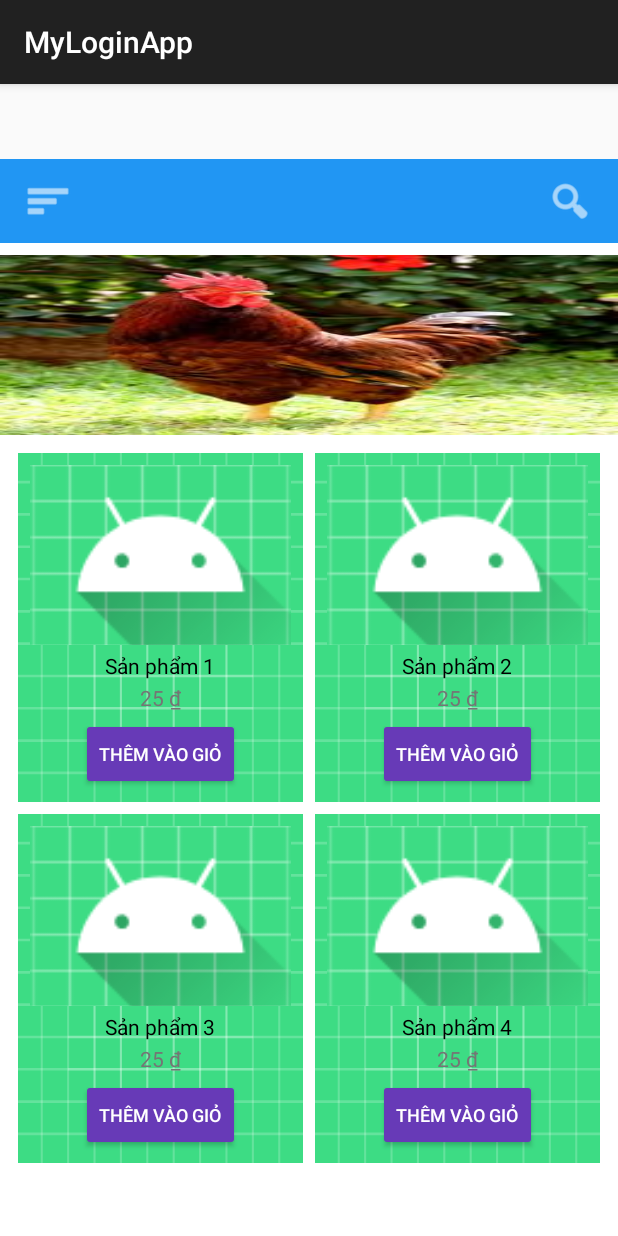
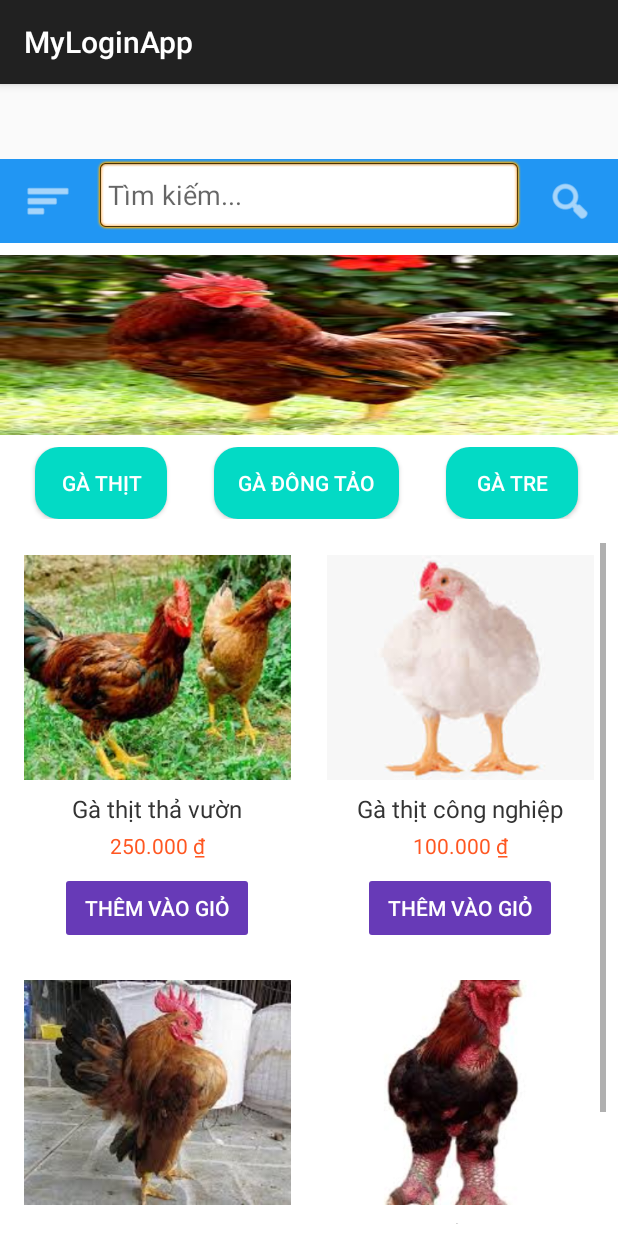
Before and after one commit to HaVuDong/Ha-Vu-Dong, an Android app: the MainActivity screen opened directly, with no data from a screen before it, on a phone screen of 412 x 824 dp. Run offline under Robolectric (Android 15) with nearby library versions, the phone set to English and light mode, and no system bars.

Commit message:
them category va cac san pham

```diff
--- a/app/src/main/java/com/havudong/havudong/CustomAdapter.java
+++ b/app/src/main/java/com/havudong/havudong/CustomAdapter.java
@@ -41,7 +41,7 @@ public class CustomAdapter extends BaseAdapter {
             convertView = LayoutInflater.from(context).inflate(R.layout.list_item_custom, parent, false);
         }
 
-        ImageView icon = convertView.findViewById(R.id.itemIcon);
+        ImageView icon = convertView.findViewById(R.id.itemImg);
         TextView name = convertView.findViewById(R.id.itemName);
 
         icon.setImageResource(icons[position]);
--- a/app/src/main/java/com/havudong/havudong/MainActivity.java
+++ b/app/src/main/java/com/havudong/havudong/MainActivity.java
@@ -8,16 +8,17 @@ import android.widget.*;
 import androidx.appcompat.app.AppCompatActivity;
 import androidx.core.view.GravityCompat;
 import androidx.drawerlayout.widget.DrawerLayout;
-import androidx.recyclerview.widget.GridLayoutManager;
-import androidx.recyclerview.widget.RecyclerView;
 
 import com.google.android.material.navigation.NavigationView;
 import com.havudong.havudong.Api.ApiClient;
 import com.havudong.havudong.Api.ApiService;
+import com.havudong.havudong.Model.Product;
 import com.havudong.havudong.Model.User;
 import com.havudong.havudong.User.ChangePassActivity;
 import com.havudong.havudong.User.UserInfoActivity;
+import com.havudong.havudong.Adapter.ProductAdapter;
 
+import java.util.ArrayList;
 import java.util.List;
 
 import retrofit2.Call;
@@ -29,10 +30,9 @@ public class MainActivity extends AppCompatActivity {
     DrawerLayout drawerLayout;
     NavigationView navigationView;
     ImageButton btnMenu, btnSearchIcon;
-    LinearLayout searchBar;
     EditText etSearch;
-    Button btnSearch;
     TextView tvNavUsername;
+    GridView gridView;
 
     ApiService apiService;
     String username;
@@ -47,10 +47,8 @@ public class MainActivity extends AppCompatActivity {
         navigationView = findViewById(R.id.navigationView);
         btnMenu = findViewById(R.id.btnMenu);
         btnSearchIcon = findViewById(R.id.btnSearchIcon);
-        searchBar = findViewById(R.id.searchBar);
         etSearch = findViewById(R.id.etSearch);
-        btnSearch = findViewById(R.id.btnSearch);
-        RecyclerView recyclerView = findViewById(R.id.recyclerView);
+        gridView = findViewById(R.id.gridView);
 
         // Header NavigationView
         View headerView = navigationView.getHeaderView(0);
@@ -85,12 +83,8 @@ public class MainActivity extends AppCompatActivity {
             return true;
         });
 
-        // Hiện/ẩn search bar
-        btnSearchIcon.setOnClickListener(v ->
-                searchBar.setVisibility(searchBar.getVisibility() == View.GONE ? View.VISIBLE : View.GONE)
-        );
-
-        btnSearch.setOnClickListener(v -> {
+        // Sự kiện tìm kiếm (nếu muốn)
+        btnSearchIcon.setOnClickListener(v -> {
             String keyword = etSearch.getText().toString().trim();
             if (!keyword.isEmpty()) {
                 Toast.makeText(MainActivity.this, "Tìm kiếm: " + keyword, Toast.LENGTH_SHORT).show();
@@ -100,17 +94,20 @@ public class MainActivity extends AppCompatActivity {
         });
 
         // Dữ liệu mẫu
-        String[] items = {"Sản phẩm 1", "Sản phẩm 2", "Sản phẩm 3", "Sản phẩm 4"};
-        int[] icons = {R.mipmap.ic_launcher, R.mipmap.ic_launcher, R.mipmap.ic_launcher, R.mipmap.ic_launcher};
+        List<Product> products = new ArrayList<>();
+        products.add(new Product("Gà thịt thả vườn", "250.000 ₫", R.drawable.img_4));
+        products.add(new Product("Gà thịt công nghiệp", "100.000 ₫", R.drawable.img_2));
+        products.add(new Product("Gà tre thái", "400.000 ₫", R.drawable.img_3));
+        products.add(new Product("Đông tảo loại 1", "350.000 ₫", R.drawable.img_1));
 
-        // Adapter RecyclerView
-        ProductAdapter adapter = new ProductAdapter(this, items, icons, position -> {
-            Toast.makeText(MainActivity.this, "Bạn chọn: " + items[position], Toast.LENGTH_SHORT).show();
-        });
+        // Gắn adapter custom
+        ProductAdapter adapter = new ProductAdapter(this, products);
+        gridView.setAdapter(adapter);
 
-        recyclerView.setHasFixedSize(true);
-        recyclerView.setLayoutManager(new GridLayoutManager(this, 2)); // 2 cột
-        recyclerView.setAdapter(adapter);
+        // Click item ListView nếu muốn
+        gridView.setOnItemClickListener((parent, view, position, id) ->
+                Toast.makeText(MainActivity.this, "Bạn chọn: " + products.get(position).getName(), Toast.LENGTH_SHORT).show()
+        );
     }
 
     private void loadUserFromApi(String username) {
--- /dev/null
+++ b/app/src/main/java/com/havudong/havudong/Model/Product.java
@@ -0,0 +1,17 @@
+package com.havudong.havudong.Model;
+
+public class Product {
+    private final String name;
+    private final String price;
+    private final int imageResId;
+
+    public Product(String name, String price, int imageResId) {
+        this.name = name;
+        this.price = price;
+        this.imageResId = imageResId;
+    }
+
+    public String getName() { return name; }
+    public String getPrice() { return price; }
+    public int getImageResId() { return imageResId; }
+}
--- a/app/src/main/java/com/havudong/havudong/ProductAdapter.java
+++ b/app/src/main/java/com/havudong/havudong/ProductAdapter.java
@@ -1,63 +1,71 @@
-package com.havudong.havudong;
+package com.havudong.havudong.Adapter;
 
 import android.content.Context;
 import android.view.LayoutInflater;
 import android.view.View;
 import android.view.ViewGroup;
-import android.widget.ImageView;
-import android.widget.TextView;
+import android.widget.*;
+import com.havudong.havudong.R;
+import com.havudong.havudong.Model.Product;
 
-import androidx.annotation.NonNull;
-import androidx.recyclerview.widget.RecyclerView;
+import java.util.List;
 
-public class ProductAdapter extends RecyclerView.Adapter<ProductAdapter.ProductViewHolder> {
+public class ProductAdapter extends BaseAdapter {
 
     private Context context;
-    private String[] items;
-    private int[] icons;
-    private OnItemClickListener listener;
+    private List<Product> productList;
 
-    public interface OnItemClickListener {
-        void onItemClick(int position);
-    }
-
-    public ProductAdapter(Context context, String[] items, int[] icons, OnItemClickListener listener) {
+    public ProductAdapter(Context context, List<Product> productList) {
         this.context = context;
-        this.items = items;
-        this.icons = icons;
-        this.listener = listener;
-    }
-
-    @NonNull
-    @Override
-    public ProductViewHolder onCreateViewHolder(@NonNull ViewGroup parent, int viewType) {
-        View view = LayoutInflater.from(context).inflate(R.layout.list_item_custom, parent, false);
-        return new ProductViewHolder(view);
+        this.productList = productList;
     }
 
     @Override
-    public void onBindViewHolder(@NonNull ProductViewHolder holder, int position) {
-        holder.name.setText(items[position]);
-        holder.icon.setImageResource(icons[position]);
-
-        holder.itemView.setOnClickListener(v -> {
-            if (listener != null) listener.onItemClick(position);
-        });
+    public int getCount() {
+        return productList.size();
     }
 
     @Override
-    public int getItemCount() {
-        return items.length;
+    public Object getItem(int position) {
+        return productList.get(position);
     }
 
-    static class ProductViewHolder extends RecyclerView.ViewHolder {
-        ImageView icon;
-        TextView name;
+    @Override
+    public long getItemId(int position) {
+        return position;
+    }
 
-        public ProductViewHolder(@NonNull View itemView) {
-            super(itemView);
-            icon = itemView.findViewById(R.id.itemIcon);
-            name = itemView.findViewById(R.id.itemName);
+    @Override
+    public View getView(int position, View convertView, ViewGroup parent) {
+        ViewHolder holder;
+
+        if (convertView == null) {
+            convertView = LayoutInflater.from(context).inflate(R.layout.list_item_custom, parent, false);
+            holder = new ViewHolder();
+            holder.img = convertView.findViewById(R.id.itemImg);
+            holder.name = convertView.findViewById(R.id.itemName);
+            holder.price = convertView.findViewById(R.id.itemPrice);
+            holder.btnAdd = convertView.findViewById(R.id.btnAddCart);
+            convertView.setTag(holder);
+        } else {
+            holder = (ViewHolder) convertView.getTag();
         }
+
+        Product product = productList.get(position);
+        holder.img.setImageResource(product.getImageResId());
+        holder.name.setText(product.getName());
+        holder.price.setText(product.getPrice());
+
+        holder.btnAdd.setOnClickListener(v ->
+                Toast.makeText(context, product.getName() + " đã thêm vào giỏ", Toast.LENGTH_SHORT).show()
+        );
+
+        return convertView;
+    }
+
+    static class ViewHolder {
+        ImageView img;
+        TextView name, price;
+        Button btnAdd;
     }
 }
--- a/app/src/main/res/drawable/bg_searchbar.xml
+++ b/app/src/main/res/drawable/bg_searchbar.xml
@@ -1,5 +1,5 @@
 <shape xmlns:android="http://schemas.android.com/apk/res/android" android:shape="rectangle">
     <solid android:color="#FFFFFF" />
     <corners android:radius="24dp" />
-    <stroke android:color="#DDDDDD" android:width="1dp" />
+    <stroke android:color="#CCCCCC" android:width="1dp" />
 </shape>
--- /dev/null
+++ b/app/src/main/res/drawable/btn_category.xml
@@ -0,0 +1,16 @@
+<selector xmlns:android="http://schemas.android.com/apk/res/android">
+    <!-- Hiệu ứng khi bấm -->
+    <item android:state_pressed="true">
+        <shape android:shape="rectangle">
+            <solid android:color="#FF018786"/>
+            <corners android:radius="16dp"/>
+        </shape>
+    </item>
+    <!-- Nền mặc định -->
+    <item>
+        <shape android:shape="rectangle">
+            <solid android:color="#FF03DAC5"/>
+            <corners android:radius="16dp"/>
+        </shape>
+    </item>
+</selector>
--- a/app/src/main/res/layout/activity_main.xml
+++ b/app/src/main/res/layout/activity_main.xml
@@ -6,14 +6,13 @@
     android:layout_height="match_parent"
     tools:context=".MainActivity">
 
-    <!-- Nội dung chính -->
     <RelativeLayout
         android:layout_width="match_parent"
         android:layout_height="match_parent"
         android:background="#FFFFFF"
         android:layout_marginTop="50dp">
 
-        <!-- Thanh trên cùng -->
+        <!-- Thanh trên cùng + tìm kiếm -->
         <RelativeLayout
             android:id="@+id/topBar"
             android:layout_width="match_parent"
@@ -21,7 +20,6 @@
             android:background="#2196F3"
             android:paddingHorizontal="8dp">
 
-            <!-- Icon Menu -->
             <ImageButton
                 android:id="@+id/btnMenu"
                 android:layout_width="48dp"
@@ -29,12 +27,21 @@
                 android:layout_centerVertical="true"
                 android:background="?attr/selectableItemBackgroundBorderless"
                 android:src="@android:drawable/ic_menu_sort_by_size"
-                android:scaleType="centerInside"
-                android:contentDescription="Menu"
-                android:tint="#FFFFFF"
-                tools:ignore="UseAppTint" />
+                app:tint="#FFFFFF" />
 
-            <!-- Icon Search -->
+            <EditText
+                android:id="@+id/etSearch"
+                android:layout_width="0dp"
+                android:layout_height="48dp"
+                android:layout_marginStart="8dp"
+                android:layout_marginEnd="8dp"
+                android:layout_toStartOf="@id/btnSearchIcon"
+                android:layout_toEndOf="@id/btnMenu"
+                android:background="@android:drawable/editbox_background"
+                android:hint="Tìm kiếm..."
+                android:inputType="text"
+                android:padding="8dp" />
+
             <ImageButton
                 android:id="@+id/btnSearchIcon"
                 android:layout_width="48dp"
@@ -43,63 +50,88 @@
                 android:layout_centerVertical="true"
                 android:background="?attr/selectableItemBackgroundBorderless"
                 android:src="@android:drawable/ic_menu_search"
-                android:scaleType="centerInside"
-                android:contentDescription="Search"
-                android:tint="#FFFFFF"
-                tools:ignore="UseAppTint" />
+                app:tint="#FFFFFF" />
         </RelativeLayout>
 
-        <!-- Thanh tìm kiếm (ẩn mặc định) -->
-        <LinearLayout
-            android:id="@+id/searchBar"
-            android:layout_width="match_parent"
-            android:layout_height="56dp"
-            android:orientation="horizontal"
-            android:layout_below="@id/topBar"
-            android:paddingHorizontal="8dp"
-            android:gravity="center_vertical"
-            android:background="#EEEEEE"
-            android:visibility="gone">
-
-            <EditText
-                android:id="@+id/etSearch"
-                android:layout_width="0dp"
-                android:layout_height="wrap_content"
-                android:layout_weight="1"
-                android:hint="Tìm kiếm..."
-                android:padding="8dp"
-                android:background="@android:drawable/editbox_background"
-                android:inputType="text" />
-
-            <Button
-                android:id="@+id/btnSearch"
-                android:layout_width="wrap_content"
-                android:layout_height="wrap_content"
-                android:text="OK" />
-        </LinearLayout>
-
-        <!-- Banner phía dưới thanh tìm kiếm -->
+        <!-- Banner -->
         <ImageView
             android:id="@+id/banner"
             android:layout_width="match_parent"
             android:layout_height="120dp"
-            android:layout_below="@id/searchBar"
+            android:layout_below="@id/topBar"
             android:layout_marginTop="8dp"
             android:scaleType="fitXY"
-            android:adjustViewBounds="true"
             android:src="@drawable/img" />
 
-        <!-- RecyclerView phía dưới banner -->
-        <androidx.recyclerview.widget.RecyclerView
-            android:id="@+id/recyclerView"
+        <!-- HorizontalScrollView danh mục -->
+        <HorizontalScrollView
+            android:id="@+id/horizontalScrollCategories"
+            android:layout_width="match_parent"
+            android:layout_height="wrap_content"
+            android:layout_below="@id/banner"
+            android:padding="8dp"
+            android:scrollbars="none">
+
+            <LinearLayout
+                android:layout_width="wrap_content"
+                android:layout_height="wrap_content"
+                android:orientation="horizontal">
+
+                <Button
+                    android:layout_width="wrap_content"
+                    android:layout_height="wrap_content"
+                    android:text="Gà thịt"
+                    android:textColor="#FFFFFF"
+                    android:background="@drawable/btn_category"
+                    android:paddingHorizontal="16dp"
+                    android:paddingVertical="8dp"
+                    android:textSize="14sp"
+                    android:layout_marginEnd="6dp"
+                    android:layout_marginStart="15dp"/>
+                <Space
+                    android:layout_width="25dp"
+                    android:layout_height="wrap_content" />
+
+                <Button
+                    android:layout_width="wrap_content"
+                    android:layout_height="wrap_content"
+                    android:text="Gà Đông Tảo"
+                    android:textColor="#FFFFFF"
+                    android:background="@drawable/btn_category"
+                    android:paddingHorizontal="16dp"
+                    android:paddingVertical="8dp"
+                    android:textSize="14sp"
+                    android:layout_marginEnd="6dp"/>
+                <Space
+                    android:layout_width="25dp"
+                    android:layout_height="wrap_content" />
+                <Button
+                    android:layout_width="wrap_content"
+                    android:layout_height="wrap_content"
+                    android:text="Gà Tre"
+                    android:textColor="#FFFFFF"
+                    android:background="@drawable/btn_category"
+                    android:paddingHorizontal="16dp"
+                    android:paddingVertical="8dp"
+                    android:textSize="14sp"
+                    android:layout_marginEnd="6dp"/>
+            </LinearLayout>
+        </HorizontalScrollView>
+
+        <!-- GridView hiển thị sản phẩm -->
+        <GridView
+            android:id="@+id/gridView"
             android:layout_width="match_parent"
             android:layout_height="match_parent"
-            android:layout_below="@id/banner"
-            android:padding="8dp" />
-
+            android:layout_below="@id/horizontalScrollCategories"
+            android:numColumns="2"
+            android:verticalSpacing="8dp"
+            android:horizontalSpacing="8dp"
+            android:stretchMode="columnWidth"
+            android:padding="8dp"/>
     </RelativeLayout>
 
-    <!-- Menu trượt từ bên trái -->
+    <!-- Navigation Drawer -->
     <com.google.android.material.navigation.NavigationView
         android:id="@+id/navigationView"
         android:layout_width="wrap_content"
@@ -109,5 +141,4 @@
         android:background="#FFFFFF"
         app:menu="@menu/menu_user"
         app:headerLayout="@layout/nav_header" />
-
 </androidx.drawerlayout.widget.DrawerLayout>
--- a/app/src/main/res/layout/list_item_custom.xml
+++ b/app/src/main/res/layout/list_item_custom.xml
@@ -4,28 +4,29 @@
     android:layout_width="match_parent"
     android:layout_height="wrap_content"
     android:padding="8dp"
-    android:background="@drawable/ic_launcher_background"
     android:gravity="center"
-    android:layout_margin="4dp">
+    android:layout_margin="8dp"
+    android:elevation="4dp">
 
     <ImageView
-        android:id="@+id/itemIcon"
+        android:id="@+id/itemImg"
         android:layout_width="match_parent"
-        android:layout_height="120dp"
+        android:layout_height="150dp"
         android:scaleType="centerCrop"
-        android:src="@mipmap/ic_launcher" />
+        android:src="@mipmap/ic_launcher"
+        android:layout_marginBottom="8dp"
+        android:clipToOutline="true" />
 
     <TextView
         android:id="@+id/itemName"
         android:layout_width="match_parent"
         android:layout_height="wrap_content"
         android:text="Tên sản phẩm"
-        android:textSize="14sp"
-        android:layout_marginTop="4dp"
+        android:textSize="16sp"
+        android:textColor="#333333"
+        android:gravity="center"
         android:ellipsize="end"
-        android:maxLines="2"
-        android:textColor="#000000"
-        android:gravity="center" />
+        android:maxLines="2" />
 
     <TextView
         android:id="@+id/itemPrice"
@@ -33,20 +34,20 @@
         android:layout_height="wrap_content"
         android:text="25 ₫"
         android:textSize="14sp"
-        android:textColor="#757575"
-        android:layout_marginTop="2dp"
-        android:gravity="center" />
+        android:textColor="#FF5722"
+        android:gravity="center"
+        android:layout_marginTop="4dp" />
 
     <Button
         android:id="@+id/btnAddCart"
         android:layout_width="wrap_content"
         android:layout_height="wrap_content"
         android:text="Thêm vào giỏ"
-        android:layout_marginTop="4dp"
+        android:layout_marginTop="8dp"
         android:backgroundTint="#673AB7"
         android:textColor="#FFFFFF"
-        android:paddingHorizontal="12dp"
-        android:paddingVertical="4dp"
-        android:textSize="12sp" />
-
+        android:paddingHorizontal="16dp"
+        android:paddingVertical="6dp"
+        android:textSize="14sp"
+        android:stateListAnimator="@null"/>
 </LinearLayout>
```
Also changed, not shown: app/src/main/res/drawable/img_1.png (added), app/src/main/res/drawable/img_2.png (added), app/src/main/res/drawable/img_3.png (added), app/src/main/res/drawable/img_4.png (added).
